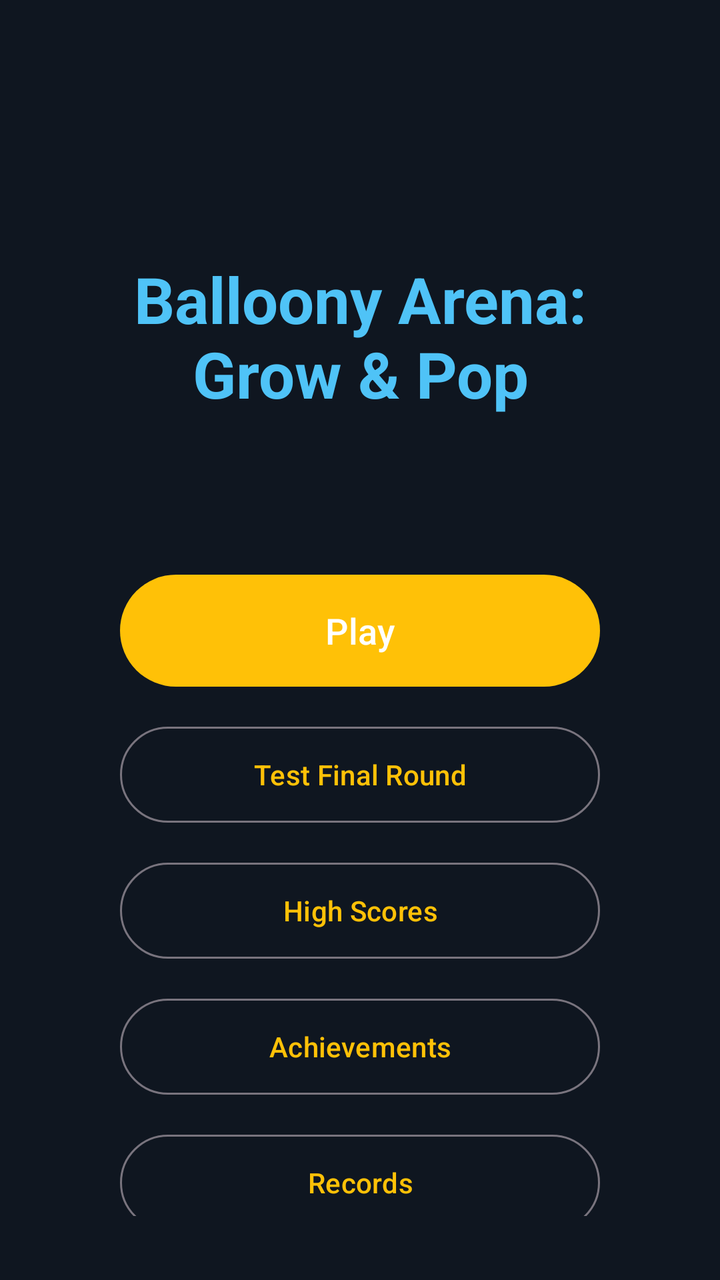
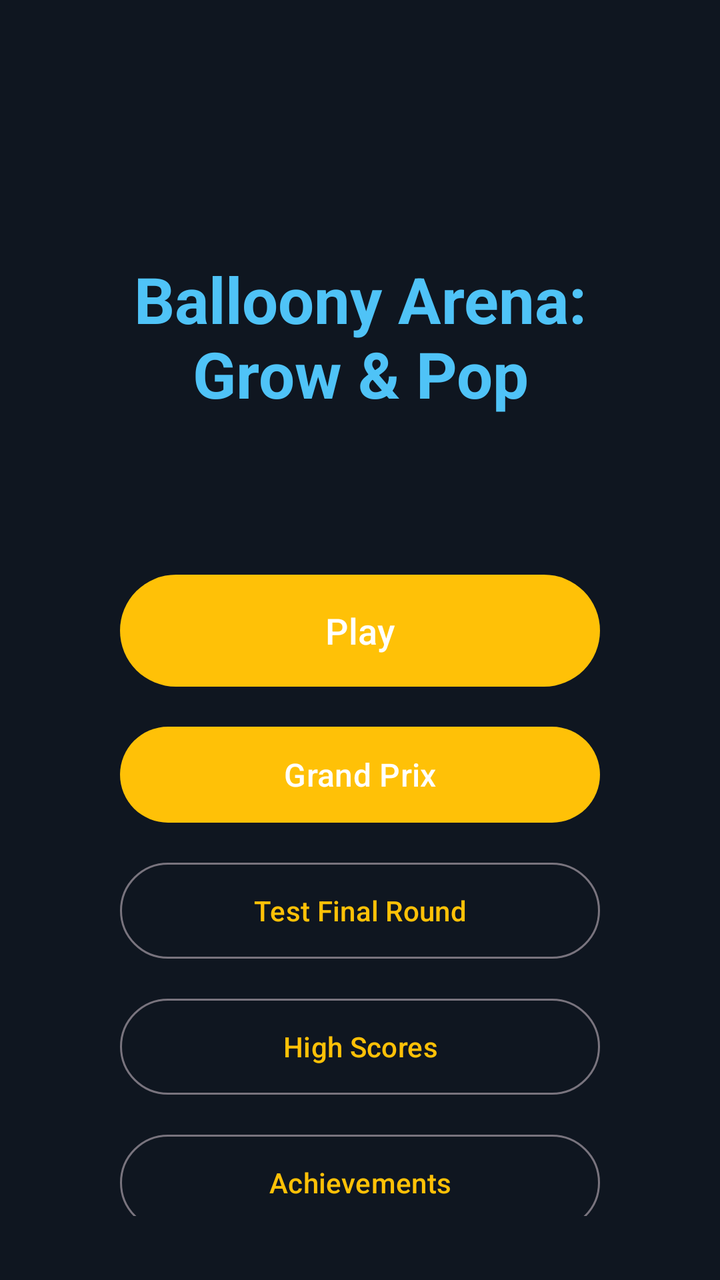

The first picture is an Android layout as it rendered before a commit; the second is the same layout after the commit. The layout source and the unified diff follow.
<!-- AndroidManifest.xml: activity theme Theme.Balls -->
<!-- res/layout/activity_main_menu.xml -->
<?xml version="1.0" encoding="utf-8"?>
<androidx.constraintlayout.widget.ConstraintLayout xmlns:android="http://schemas.android.com/apk/res/android"
    xmlns:app="http://schemas.android.com/apk/res-auto"
    android:layout_width="match_parent"
    android:layout_height="match_parent"
    android:background="@color/background_dark"
    android:padding="32dp">

    <TextView
        android:id="@+id/titleText"
        android:layout_width="wrap_content"
        android:layout_height="wrap_content"
        android:layout_marginTop="96dp"
        android:text="@string/game_full_name"
        android:textColor="@color/player_color"
        android:textSize="32sp"
        android:textStyle="bold"
        android:gravity="center"
        app:layout_constraintTop_toTopOf="parent"
        app:layout_constraintStart_toStartOf="parent"
        app:layout_constraintEnd_toEndOf="parent" />

    
    <TextView
        android:id="@+id/dailyChallengeText"
        android:layout_width="280dp"
        android:layout_height="wrap_content"
        android:layout_marginTop="24dp"
        android:gravity="center"
        android:textColor="@color/accent"
        android:textSize="14sp"
        app:layout_constraintTop_toBottomOf="@id/titleText"
        app:layout_constraintStart_toStartOf="parent"
        app:layout_constraintEnd_toEndOf="parent" />

    
    <Button
        android:id="@+id/playButton"
        android:layout_width="240dp"
        android:layout_height="64dp"
        android:layout_marginTop="32dp"
        android:text="@string/menu_play"
        android:textSize="18sp"
        app:layout_constraintEnd_toEndOf="parent"
        app:layout_constraintStart_toStartOf="parent"
        app:layout_constraintTop_toBottomOf="@id/dailyChallengeText" />

    <Button
        android:id="@+id/testFinaleButton"
        style="?attr/materialButtonOutlinedStyle"
        android:layout_width="240dp"
        android:layout_height="56dp"
        android:layout_marginTop="12dp"
        android:text="@string/menu_test_finale"
        app:layout_constraintEnd_toEndOf="parent"
        app:layout_constraintStart_toStartOf="parent"
        app:layout_constraintTop_toBottomOf="@id/playButton" />

    <Button
        android:id="@+id/highScoresButton"
        style="?attr/materialButtonOutlinedStyle"
        android:layout_width="240dp"
        android:layout_height="56dp"
        android:layout_marginTop="12dp"
        android:text="@string/menu_high_scores"
        app:layout_constraintEnd_toEndOf="parent"
        app:layout_constraintStart_toStartOf="parent"
        app:layout_constraintTop_toBottomOf="@id/testFinaleButton" />

    <Button
        android:id="@+id/achievementsButton"
        style="?attr/materialButtonOutlinedStyle"
        android:layout_width="240dp"
        android:layout_height="56dp"
        android:layout_marginTop="12dp"
        android:text="@string/menu_achievements"
        app:layout_constraintEnd_toEndOf="parent"
        app:layout_constraintStart_toStartOf="parent"
        app:layout_constraintTop_toBottomOf="@id/highScoresButton" />

    <Button
        android:id="@+id/recordsButton"
        style="?attr/materialButtonOutlinedStyle"
        android:layout_width="240dp"
        android:layout_height="56dp"
        android:layout_marginTop="12dp"
        android:text="@string/menu_records"
        app:layout_constraintEnd_toEndOf="parent"
        app:layout_constraintStart_toStartOf="parent"
        app:layout_constraintTop_toBottomOf="@id/achievementsButton" />

    <Button
        android:id="@+id/optionsButton"
        style="?attr/materialButtonOutlinedStyle"
        android:layout_width="240dp"
        android:layout_height="56dp"
        android:layout_marginTop="12dp"
        android:text="@string/menu_options"
        app:layout_constraintEnd_toEndOf="parent"
        app:layout_constraintStart_toStartOf="parent"
        app:layout_constraintTop_toBottomOf="@id/recordsButton" />

</androidx.constraintlayout.widget.ConstraintLayout>
<!-- resources referenced by this layout -->
<resources>
  <color name="accent">#FFC107</color>
  <color name="background_dark">#0F1620</color>
  <color name="player_color">#4FC3F7</color>
  <string name="game_full_name">Balloony Arena: Grow &amp; Pop</string>
  <string name="menu_achievements">Achievements</string>
  <string name="menu_high_scores">High Scores</string>
  <string name="menu_options">Options</string>
  <string name="menu_play">Play</string>
  <string name="menu_records">Records</string>
  <string name="menu_test_finale">Test Final Round</string>
  <style name="Theme.Balls" parent="Theme.Material3.DayNight.NoActionBar">
          <item name="colorPrimary">@color/accent</item>
          <item name="android:statusBarColor">@color/background_dark</item>
          <item name="android:windowBackground">@color/background_dark</item>
      </style>
</resources>

<!-- the commit's change to res/layout/activity_main_menu.xml (unified diff, before → after) -->
@@ -45,6 +45,18 @@
         app:layout_constraintStart_toStartOf="parent"
         app:layout_constraintTop_toBottomOf="@id/dailyChallengeText" />
 
+    
+    <Button
+        android:id="@+id/grandPrixButton"
+        android:layout_width="240dp"
+        android:layout_height="56dp"
+        android:layout_marginTop="12dp"
+        android:text="@string/menu_grand_prix"
+        android:textSize="16sp"
+        app:layout_constraintEnd_toEndOf="parent"
+        app:layout_constraintStart_toStartOf="parent"
+        app:layout_constraintTop_toBottomOf="@id/playButton" />
+
     <Button
         android:id="@+id/testFinaleButton"
         style="?attr/materialButtonOutlinedStyle"
@@ -54,7 +66,7 @@
         android:text="@string/menu_test_finale"
         app:layout_constraintEnd_toEndOf="parent"
         app:layout_constraintStart_toStartOf="parent"
-        app:layout_constraintTop_toBottomOf="@id/playButton" />
+        app:layout_constraintTop_toBottomOf="@id/grandPrixButton" />
 
     <Button
         android:id="@+id/highScoresButton"
<!-- resource entries referenced after the edit -->
@@ -5,6 +5,7 @@
   <color name="player_color">#4FC3F7</color>
   <string name="game_full_name">Balloony Arena: Grow &amp; Pop</string>
   <string name="menu_achievements">Achievements</string>
+  <string name="menu_grand_prix">Grand Prix</string>
   <string name="menu_high_scores">High Scores</string>
   <string name="menu_options">Options</string>
   <string name="menu_play">Play</string>
